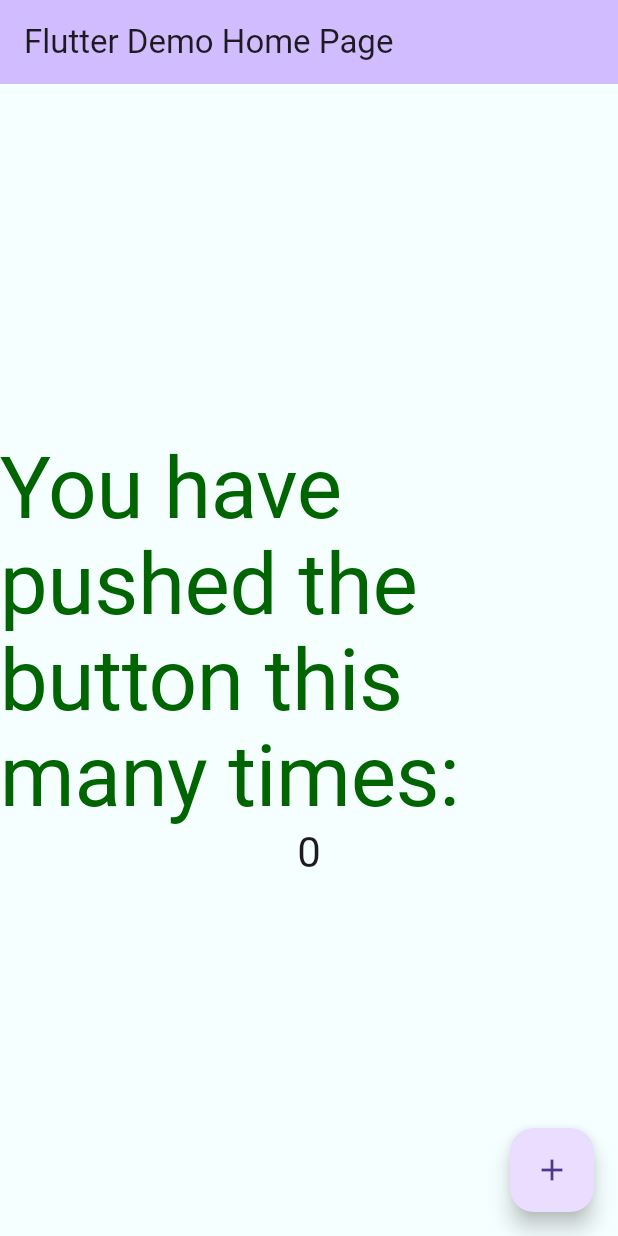
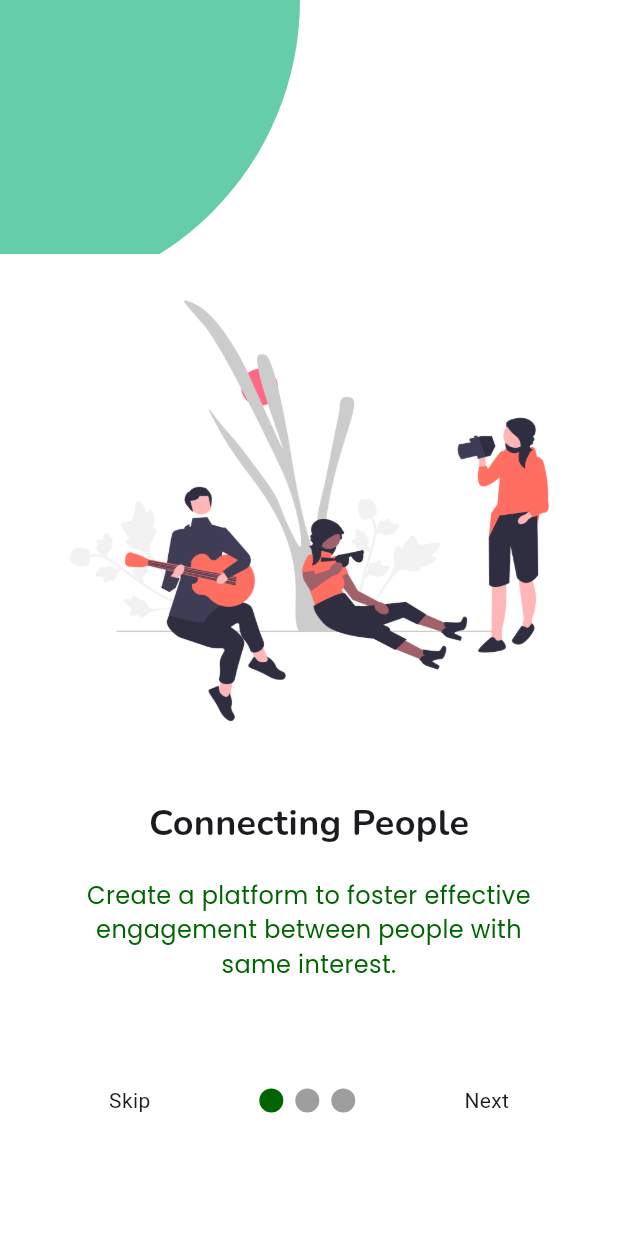
Before and after one commit to wong-hj/Impactify, a Flutter app: the screen it shows after launch, on a phone screen of 412 x 824 dp. Run offline on Flutter 3.47's test engine with Material 3 defaults, Android fonts, the phone set to English and light mode, and no system bars; drawn by our look-alikes of smooth_page_indicator; our stand-ins replace firebase_core, google_fonts; accounts and stored records are empty.

Commit message:
Onboarding Screen done

```diff
--- a/impactify_app/lib/main.dart
+++ b/impactify_app/lib/main.dart
@@ -1,5 +1,9 @@
 import 'package:flutter/material.dart';
+import 'package:smooth_page_indicator/smooth_page_indicator.dart';
 
+import 'screens/onboarding/onboarding1.dart';
+import 'screens/onboarding/onboarding2.dart';
+import 'screens/onboarding/onboarding3.dart';
 import 'theming/custom_themes.dart';
 
 void main() {
@@ -24,15 +28,6 @@ class MyApp extends StatelessWidget {
 class MyHomePage extends StatefulWidget {
   const MyHomePage({super.key, required this.title});
 
-  // This widget is the home page of your application. It is stateful, meaning
-  // that it has a State object (defined below) that contains fields that affect
-  // how it looks.
-
-  // This class is the configuration for the state. It holds the values (in this
-  // case the title) provided by the parent (in this case the App widget) and
-  // used by the build method of the State. Fields in a Widget subclass are
-  // always marked "final".
-
   final String title;
 
   @override
@@ -40,41 +35,63 @@ class MyHomePage extends StatefulWidget {
 }
 
 class _MyHomePageState extends State<MyHomePage> {
-  int _counter = 0;
-
-  void _incrementCounter() {
-    setState(() {
-      _counter++;
-    });
-  }
+  PageController pageController = PageController();
+  String buttonText = "Skip";
+  int currentPageIndex = 0;
 
   @override
   Widget build(BuildContext context) {
     return Scaffold(
-      appBar: AppBar(
-        backgroundColor: Theme.of(context).colorScheme.inversePrimary,
-        title: Text(widget.title),
-      ),
-      body: Center(
-        child: Column(
-          mainAxisAlignment: MainAxisAlignment.center,
-          children: <Widget>[
-            Text(
-              'You have pushed the button this many times:',
-              style: Theme.of(context).textTheme.displayLarge,
+        backgroundColor: Colors.white,
+        body: Stack(
+          children: [
+            PageView(
+              controller: pageController,
+              onPageChanged: (index) {
+                currentPageIndex = index;
+                if (index == 2) {
+                  buttonText = "Finish";
+                } else {
+                  buttonText = "Skip";
+                }
+                setState(() {});
+              },
+              children: const [
+                Onboarding1(),
+                Onboarding2(),
+                Onboarding3(),
+              ],
             ),
-            Text(
-              '$_counter',
-              style: Theme.of(context).textTheme.headlineMedium,
-            ),
+            Container(
+              alignment: const Alignment(0, 0.8),
+              child: Row(
+                mainAxisAlignment: MainAxisAlignment.spaceEvenly,
+                children: [
+                  GestureDetector(
+                    onTap: () {},
+                    child: Text(buttonText),
+                  ),
+                  SmoothPageIndicator(
+                    controller: pageController,
+                    count: 3,
+                    effect: const WormEffect(
+                      activeDotColor: AppColors.primary,
+                    ),
+                  ),
+                  currentPageIndex == 3
+                      ? const SizedBox(width: 10)
+                      : GestureDetector(
+                          onTap: () {
+                            pageController.nextPage(
+                                duration: const Duration(milliseconds: 500),
+                                curve: Curves.easeIn);
+                          },
+                          child: const Text("Next"),
+                        )
+                ],
+              ),
+            )
           ],
-        ),
-      ),
-      floatingActionButton: FloatingActionButton(
-        onPressed: _incrementCounter,
-        tooltip: 'Increment',
-        child: const Icon(Icons.add),
-      ), // This trailing comma makes auto-formatting nicer for build methods.
-    );
+        ));
   }
 }
--- /dev/null
+++ b/impactify_app/lib/screens/onboarding/onboarding1.dart
@@ -0,0 +1,53 @@
+import 'package:flutter/material.dart';
+import 'package:flutter/widgets.dart';
+import 'package:google_fonts/google_fonts.dart';
+import 'package:impactify_app/theming/custom_themes.dart';
+
+class Onboarding1 extends StatelessWidget {
+  const Onboarding1({super.key});
+
+  @override
+  Widget build(BuildContext context) {
+    return Stack(
+      children: [
+        Positioned(
+          top: -200.0, // Top left corner
+          left: -200.0,
+          child: ClipPath(  // Crop the circle // Custom clipper
+            child: Container(  // The actual circle
+              width: 400.0,  // Adjust size as needed
+              height: 400.0,  // Adjust size as needed
+              decoration: const BoxDecoration(
+                shape: BoxShape.circle,
+                color: AppColors.secondary,  // Adjust color as needed
+              ),
+            ),
+          ),
+        ),
+        Column(
+          mainAxisAlignment: MainAxisAlignment.center,
+          children: [
+            Image.asset("assets/onboard1.png"),
+            const SizedBox(height: 20),
+            Text("Connecting People",
+                style: GoogleFonts.nunito(
+                  fontSize: 24.0,
+                  fontWeight: FontWeight.bold,
+                )),
+            const SizedBox(height: 20),
+            Container(
+              padding: const EdgeInsets.symmetric(horizontal: 50),
+              child: Text(
+                "Create a platform to foster effective engagement between people with same interest.",
+                style: GoogleFonts.poppins(
+                    color: AppColors.primary, fontSize: 16.0),
+                textAlign: TextAlign.center,
+              ),
+            ),
+          ],
+        ),
+
+      ],
+    );
+  }
+}
--- a/impactify_app/lib/theming/custom_themes.dart
+++ b/impactify_app/lib/theming/custom_themes.dart
@@ -12,8 +12,8 @@ class AppColors {
 }
 
 class AppTextStyles {
-  static final TextStyle displayLarge = GoogleFonts.modak(
-    fontSize: 32.0,
+  static final TextStyle displayLarge = GoogleFonts.nunito(
+    fontSize: 15.0,
     fontWeight: FontWeight.bold,
     color: AppColors.primary,
   );
```
Also changed, not shown: impactify_app/lib/screens/onboarding/onboarding2.dart (added, +53 -0 lines), impactify_app/lib/screens/onboarding/onboarding3.dart (added, +54 -0 lines), impactify_app/pubspec.yaml (+5 -3 lines), impactify_app/assets/onboard1.png (added), impactify_app/assets/onboard2.png (added), impactify_app/assets/onboard3.png (added), impactify_app/pubspec.lock.
